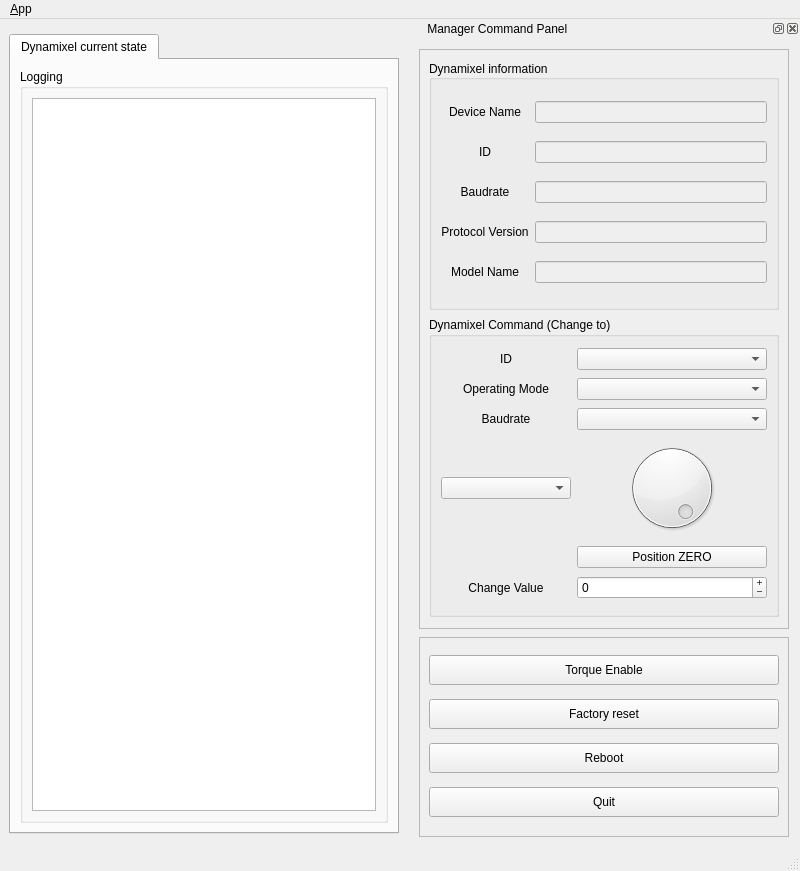
ROBOTIS-GIT/dynamixel-workbench, file dynamixel_workbench_single_manager_gui/ui/main_window.ui: the form before one commit.
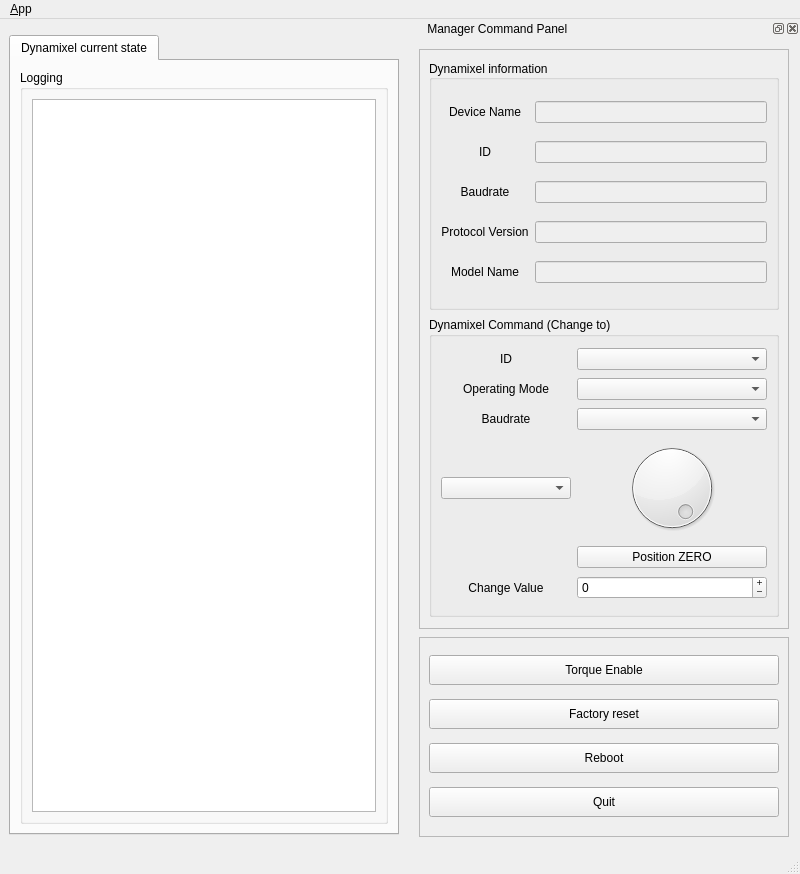
The form after the commit. Icons and pictures are not drawn.

```diff
--- a/dynamixel_workbench_single_manager_gui/ui/main_window.ui
+++ b/dynamixel_workbench_single_manager_gui/ui/main_window.ui
@@ -7,7 +7,7 @@
     <x>0</x>
     <y>0</y>
     <width>800</width>
-    <height>871</height>
+    <height>874</height>
    </rect>
   </property>
   <property name="minimumSize">
```
Left out of the diff: 17 changed lines with no effect on the pictures.
